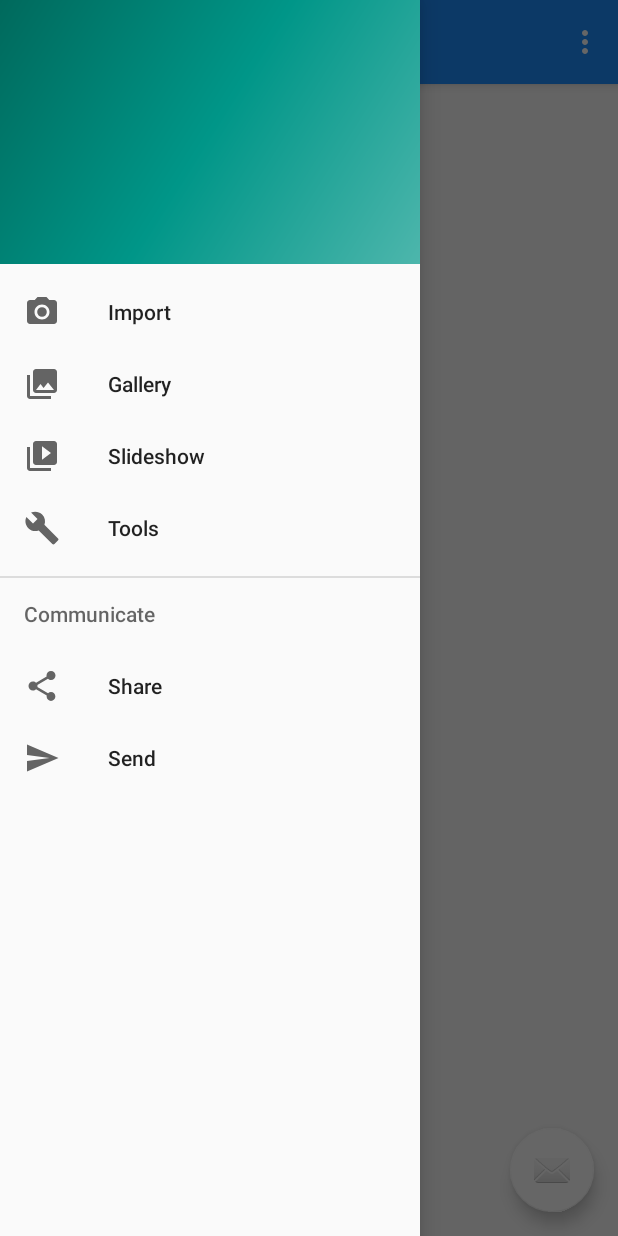
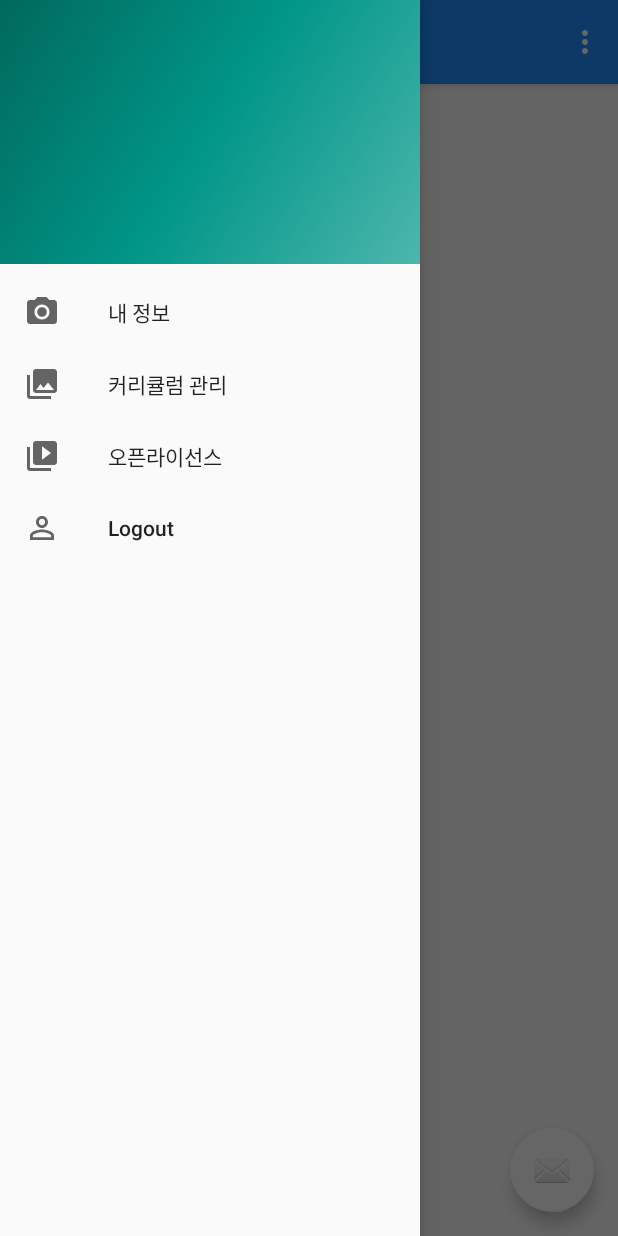
Before and after one commit to bluesky0960/mobile_project, an Android app: the screen it shows after launch once a user with an empty profile is signed in (MainActivity), with the side drawer open, on a phone screen of 412 x 824 dp. Run offline under Robolectric (Android 15) with nearby library versions, the phone set to English and light mode, and no system bars; our stand-ins replace Firebase (no records; nobody signed in at launch, a user with empty details on screens opened directly).

Commit message:
다른 화면 만들기

```diff
--- a/MMA_ver1/app/build.gradle
+++ b/MMA_ver1/app/build.gradle
@@ -23,6 +23,7 @@ dependencies {
     implementation fileTree(dir: 'libs', include: ['*.jar'])
     implementation 'com.android.support:appcompat-v7:28.0.0'
     implementation 'com.android.support.constraint:constraint-layout:1.1.3'
+    implementation 'com.android.support:support-v4:28.0.0'
     testImplementation 'junit:junit:4.12'
     androidTestImplementation 'com.android.support.test:runner:1.0.2'
     androidTestImplementation 'com.android.support.test.espresso:espresso-core:3.0.2'
--- /dev/null
+++ b/MMA_ver1/app/src/main/res/drawable/ic_person_outline_black_24dp.xml
@@ -0,0 +1,9 @@
+<vector xmlns:android="http://schemas.android.com/apk/res/android"
+        android:width="24dp"
+        android:height="24dp"
+        android:viewportWidth="24.0"
+        android:viewportHeight="24.0">
+    <path
+        android:fillColor="#FF000000"
+        android:pathData="M12,5.9c1.16,0 2.1,0.94 2.1,2.1s-0.94,2.1 -2.1,2.1S9.9,9.16 9.9,8s0.94,-2.1 2.1,-2.1m0,9c2.97,0 6.1,1.46 6.1,2.1v1.1L5.9,18.1L5.9,17c0,-0.64 3.13,-2.1 6.1,-2.1M12,4C9.79,4 8,5.79 8,8s1.79,4 4,4 4,-1.79 4,-4 -1.79,-4 -4,-4zM12,13c-2.67,0 -8,1.34 -8,4v3h16v-3c0,-2.66 -5.33,-4 -8,-4z"/>
+</vector>
--- a/MMA_ver1/app/src/main/res/layout/activity_login.xml
+++ b/MMA_ver1/app/src/main/res/layout/activity_login.xml
@@ -66,7 +66,6 @@
                 android:textColorHint="#ffffff"
                 android:id="@+id/idText"
                 android:drawableStart="@drawable/ic_person_black_24dp"
-                android:drawableLeft="@drawable/ic_person_black_24dp"
                 android:layout_marginTop="5dp"
                 android:background="@color/colorPrimary"
                 />
@@ -81,7 +80,6 @@
                 android:textColorHint="#ffffff"
                 android:id="@+id/passwordText"
                 android:drawableStart="@drawable/ic_password_icon_24dp"
-                android:drawableLeft="@drawable/ic_password_icon_24dp"
                 android:layout_marginTop="5dp"
                 android:background="@color/colorPrimary"
                 />
--- a/MMA_ver1/app/src/main/res/menu/activity_main_drawer.xml
+++ b/MMA_ver1/app/src/main/res/menu/activity_main_drawer.xml
@@ -5,34 +5,24 @@
 
     <group android:checkableBehavior="single">
         <item
-            android:id="@+id/nav_camera"
+            android:id="@+id/nav_activity_user"
             android:icon="@drawable/ic_menu_camera"
-            android:title="Import" />
+            android:title="내 정보" />
         <item
-            android:id="@+id/nav_gallery"
+            android:id="@+id/nav_activity_curri"
             android:icon="@drawable/ic_menu_gallery"
-            android:title="Gallery" />
+            android:title="커리큘럼 관리" />
         <item
-            android:id="@+id/nav_slideshow"
+            android:id="@+id/nav_activity_license"
             android:icon="@drawable/ic_menu_slideshow"
-            android:title="Slideshow" />
-        <item
-            android:id="@+id/nav_manage"
-            android:icon="@drawable/ic_menu_manage"
-            android:title="Tools" />
+            android:title="오픈라이선스" />
+
     </group>
 
-    <item android:title="Communicate">
-        <menu>
-            <item
-                android:id="@+id/nav_share"
-                android:icon="@drawable/ic_menu_share"
-                android:title="Share" />
-            <item
-                android:id="@+id/nav_send"
-                android:icon="@drawable/ic_menu_send"
-                android:title="Send" />
-        </menu>
-    </item>
+    <item
+        android:title="Logout"
+        android:id="@+id/nav_logout"
+        android:icon="@drawable/ic_person_outline_black_24dp"
+        />
 
 </menu>
--- a/MMA_ver1/app/src/main/res/values/strings.xml
+++ b/MMA_ver1/app/src/main/res/values/strings.xml
@@ -7,4 +7,6 @@
     <string name="nav_header_subtitle">android.studio@android.com</string>
     <string name="nav_header_desc">Navigation header</string>
     <string name="action_settings">Settings</string>
+
+
 </resources>
```
Also changed, not shown: MMA_ver1/app/src/main/AndroidManifest.xml (+8 -5 lines), MMA_ver1/app/src/main/java/com/kmu/mma_ver1/CurriActivity.java (added, +13 -0 lines), MMA_ver1/app/src/main/java/com/kmu/mma_ver1/LicenseActivity.java (added, +13 -0 lines), MMA_ver1/app/src/main/java/com/kmu/mma_ver1/LoginActivity.java (+0 -15 lines), MMA_ver1/app/src/main/java/com/kmu/mma_ver1/MainActivity.java (+15 -14 lines), MMA_ver1/app/src/main/java/com/kmu/mma_ver1/RegisterActivity.java (added, +13 -0 lines), MMA_ver1/app/src/main/java/com/kmu/mma_ver1/UserActivity.java (added, +13 -0 lines), MMA_ver1/app/src/main/res/layout/activity_curri.xml (added, +20 -0 lines), MMA_ver1/app/src/main/res/layout/activity_license.xml (added, +20 -0 lines), MMA_ver1/app/src/main/res/layout/activity_register.xml (added, +107 -0 lines), MMA_ver1/app/src/main/res/layout/activity_user.xml (added, +20 -0 lines), MMA_ver1/app/src/main/res/layout/content_main.xml (+10 -2 lines).
